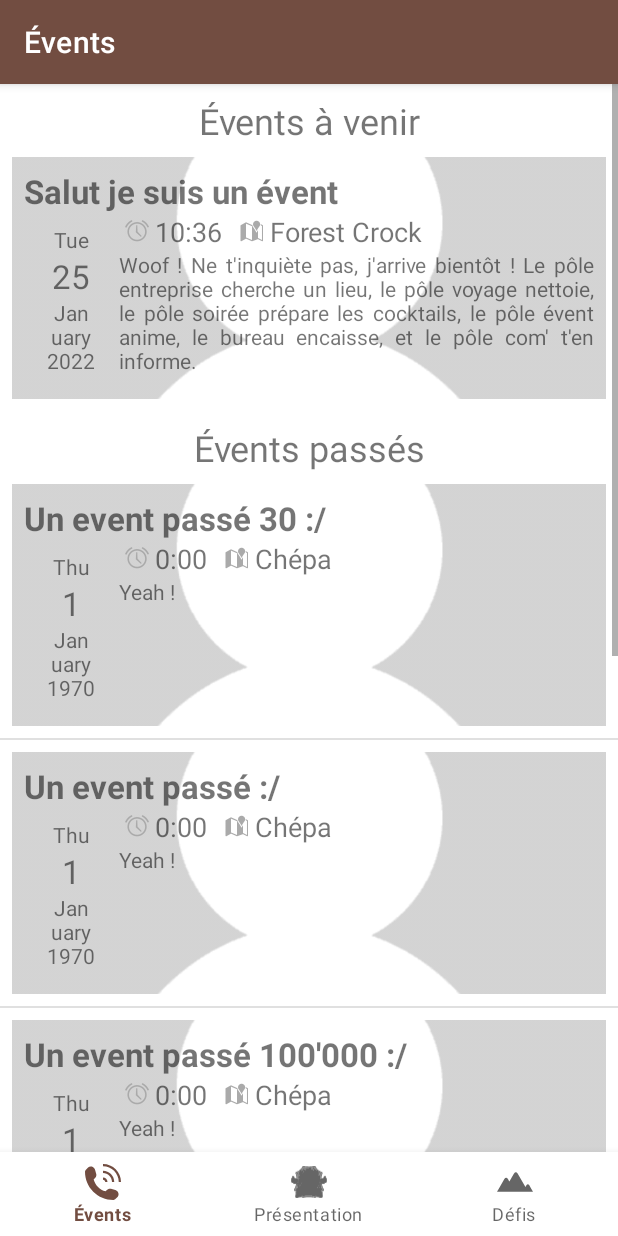
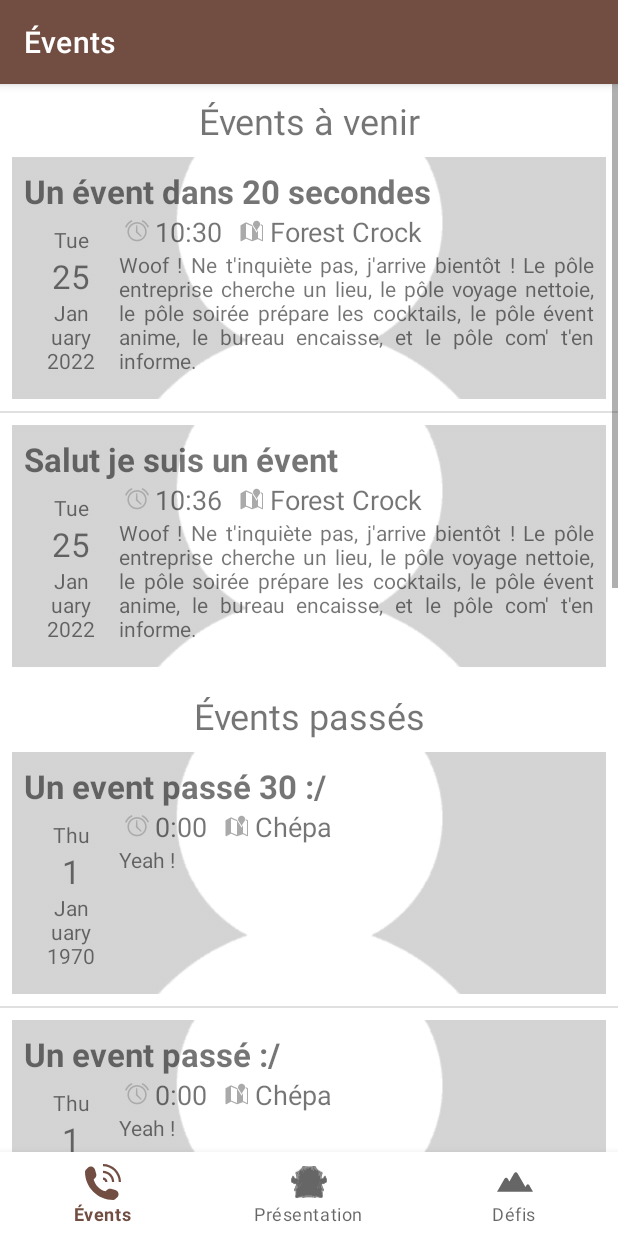
Before and after one commit to ptlc8/ListeWanted, an Android app: the EventsFragment screen opened through its navigation route, on a phone screen of 412 x 824 dp. Run offline under Robolectric (Android 15) with nearby library versions, the phone set to English and light mode, and no system bars; our stand-ins replace navigation-ui.

Commit message:
events notifications when application is closed + clean

```diff
--- a/app/src/main/AndroidManifest.xml
+++ b/app/src/main/AndroidManifest.xml
@@ -3,6 +3,7 @@
     package="fr.liste_wanted">
 
     <uses-permission android:name="android.permission.INTERNET" />
+    <uses-permission android:name="android.permission.RECEIVE_BOOT_COMPLETED" />
 
     <application
         android:allowBackup="true"
--- a/app/src/main/java/fr/liste_wanted/ui/events/EventsFragment.java
+++ b/app/src/main/java/fr/liste_wanted/ui/events/EventsFragment.java
@@ -1,13 +1,10 @@
 package fr.liste_wanted.ui.events;
 
 import android.app.Notification;
-import android.content.Context;
-import android.content.Intent;
 import android.os.Bundle;
 import android.view.LayoutInflater;
 import android.view.View;
 import android.view.ViewGroup;
-import android.widget.Toast;
 
 import androidx.annotation.NonNull;
 import androidx.fragment.app.Fragment;
@@ -67,6 +64,7 @@ public class EventsFragment extends Fragment {
 
     public static List<Event> getEvents() {
         List<Event> events = new ArrayList<>();
+        events.add(new Event(8,"Un évent dans 20 secondes", new Date().getTime()+20*1000, new Date().getTime()+80*60*1000, "Forest Crock", "Woof ! Ne t'inquiète pas, j'arrive bientôt ! Le pôle entreprise cherche un lieu, le pôle voyage nettoie, le pôle soirée prépare les cocktails, le pôle évent anime, le bureau encaisse, et le pôle com' t'en informe."));
         events.add(new Event(5,"Salut je suis un évent", new Date().getTime()+6*60*1000, new Date().getTime()+80*60*1000, "Forest Crock", "Woof ! Ne t'inquiète pas, j'arrive bientôt ! Le pôle entreprise cherche un lieu, le pôle voyage nettoie, le pôle soirée prépare les cocktails, le pôle évent anime, le bureau encaisse, et le pôle com' t'en informe."));
         events.add(new Event(1,"Un event passé 30 :/", 0, 300000, "Chépa", "Yeah !"));
         events.add(new Event(6,"Un event passé :/", 0, 10000, "Chépa", "Yeah !"));
```
Also changed, not shown: app/src/main/java/fr/liste_wanted/ui/events/EventActivity.java (+2 -14 lines).
